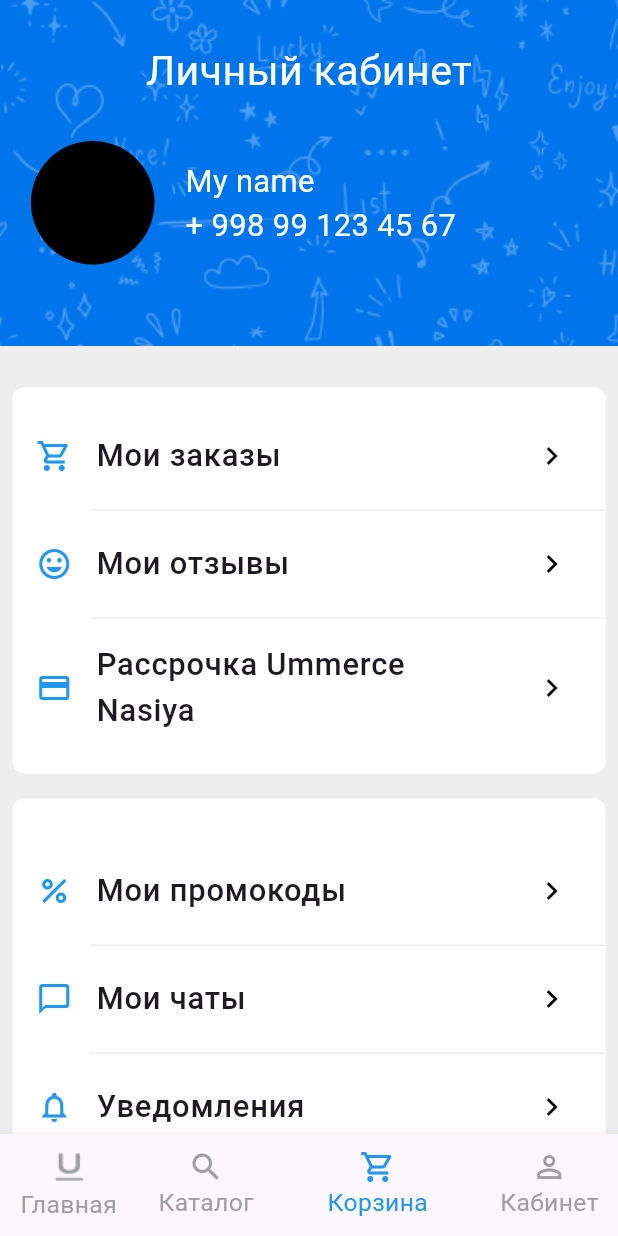
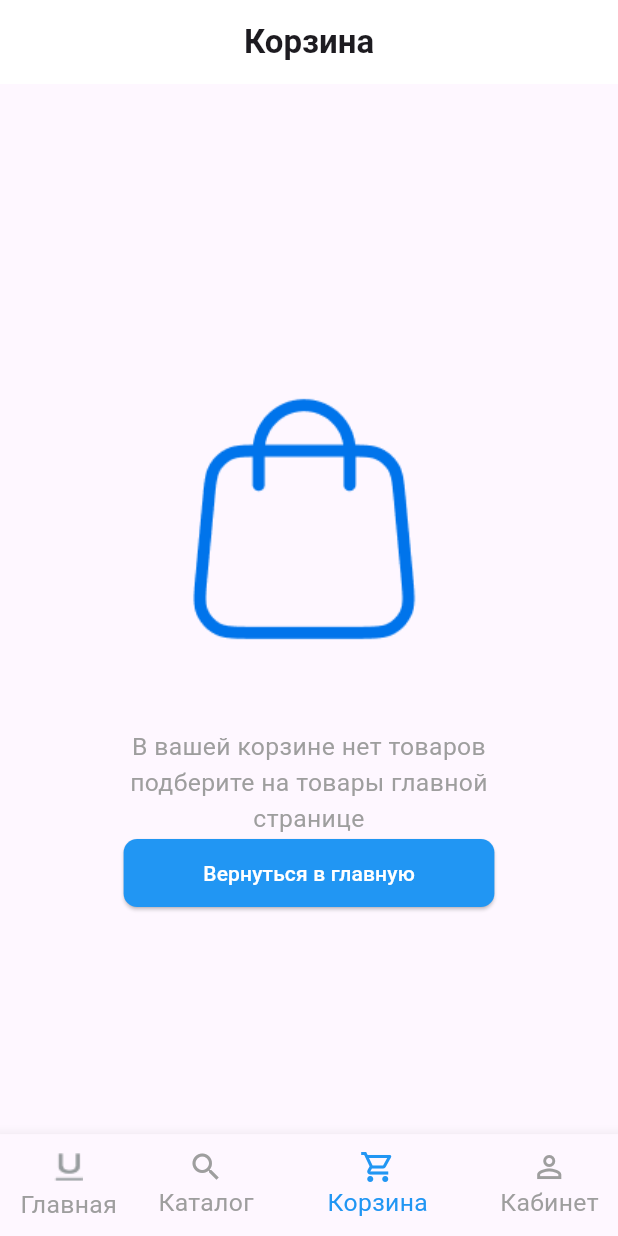
Before and after one commit to NurulloFayz/ecommerceulab, a Flutter app: the MyPages screen opened directly, item 3 of the bottom bar chosen, on a phone screen of 412 x 824 dp. Run offline on Flutter 3.47's test engine with Material 3 defaults, Android fonts, the light colour scheme and no system bars; our stand-ins replace country_code_picker, introduction_screen.

Commit message:
buy_product_page added

```diff
--- /dev/null
+++ b/lib/pages/buy_product_page.dart
@@ -0,0 +1,72 @@
+import 'package:ecommerce_ulab/utils/color.dart';
+import 'package:flutter/cupertino.dart';
+import 'package:flutter/material.dart';
+
+import '../utils/strings.dart';
+
+class BuyProductPage extends StatefulWidget {
+  const BuyProductPage({super.key});
+
+  @override
+  State<BuyProductPage> createState() => _BuyProductPageState();
+}
+
+class _BuyProductPageState extends State<BuyProductPage> {
+  @override
+  Widget build(BuildContext context) {
+    final width = MediaQuery.of(context).size.width;
+    final height = MediaQuery.of(context).size.height;
+    return SafeArea(
+      child: Scaffold(
+        appBar: AppBar(
+          backgroundColor: white,
+          title: Text(
+            Strings.bottomText3,
+            style: TextStyle(
+              fontWeight: FontWeight.bold,
+            ),
+          ),
+          centerTitle: true,
+        ),
+        body: Center(
+          child: Container(
+            width: width * .7,
+            child: Column(
+              mainAxisAlignment: MainAxisAlignment.center,
+              crossAxisAlignment: CrossAxisAlignment.start,
+              children: [
+                Image.asset('assets/images/buy_products_page/korzinka.png'),
+                Text(
+                  "В вашей корзине нет товаров подберите на товары главной странице",
+                  textAlign: TextAlign.center,
+                  style: TextStyle(
+                    color: grey,
+                    fontSize: height * .02,
+                  ),
+                ),
+                Align(
+                  alignment: Alignment.center,
+                  child: ElevatedButton(
+                    style: ElevatedButton.styleFrom(
+                      backgroundColor: blue,
+                      minimumSize: Size(width*.6, height*.055),
+                      shape: RoundedRectangleBorder(
+                          borderRadius: BorderRadius.circular(9)),
+                    ),
+                    onPressed: () {},
+                    child: Text(
+                      Strings.cartPageButtonText2,
+                      style: TextStyle(
+                        color: white,
+                      ),
+                    ),
+                  ),
+                ),
+              ],
+            ),
+          ),
+        ),
+      ),
+    );
+  }
+}
--- a/lib/pages/pages.dart
+++ b/lib/pages/pages.dart
@@ -4,6 +4,7 @@ import 'package:ecommerce_ulab/utils/color.dart';
 import 'package:flutter/material.dart';
 
 import '../utils/strings.dart';
+import 'buy_product_page.dart';
 
 class MyPages extends StatefulWidget {
   const MyPages({super.key});
@@ -29,6 +30,7 @@ class _MyPagesState extends State<MyPages> {
         children: [
           HomePage(),
           ProfilePage(),
+          BuyProductPage(),
         ],
       ),
       bottomNavigationBar: BottomNavigationBar(
--- a/lib/utils/strings.dart
+++ b/lib/utils/strings.dart
@@ -107,6 +107,7 @@ class Strings {
   static String cartPageHintTex5 = 'Промокод';
   static String cartPageHintTex6 = 'Найти город';
   static String cartPageButtonText = 'Оформить заказ';
+  static String cartPageButtonText2 = 'Вернуться в главную';
   /// bottomnavigation texts
   static String bottomText1 = 'Главная';
   static String bottomText2 = 'Каталог';
--- a/pubspec.yaml
+++ b/pubspec.yaml
@@ -68,6 +68,7 @@ flutter:
       - assets/images/u_home_icon/
       - assets/images/profile_image/
       - assets/images/home_page/
+      - assets/images/buy_products_page/
 
 
 
```
Also changed, not shown: assets/images/buy_products_page/korzinka.png (added).
